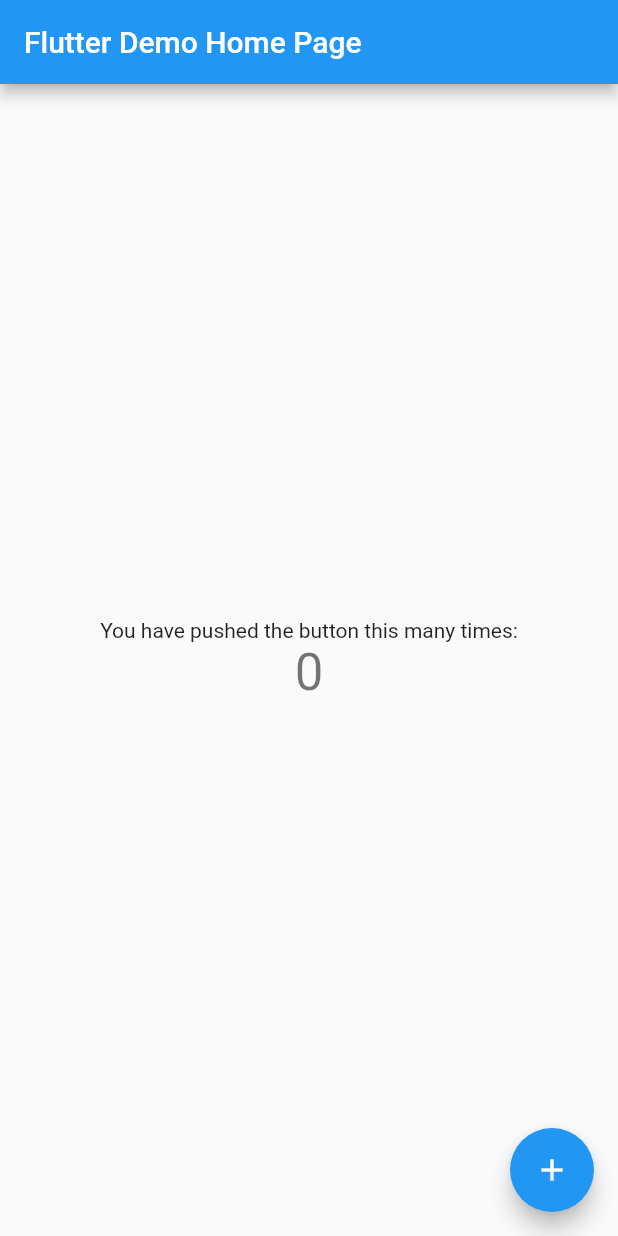
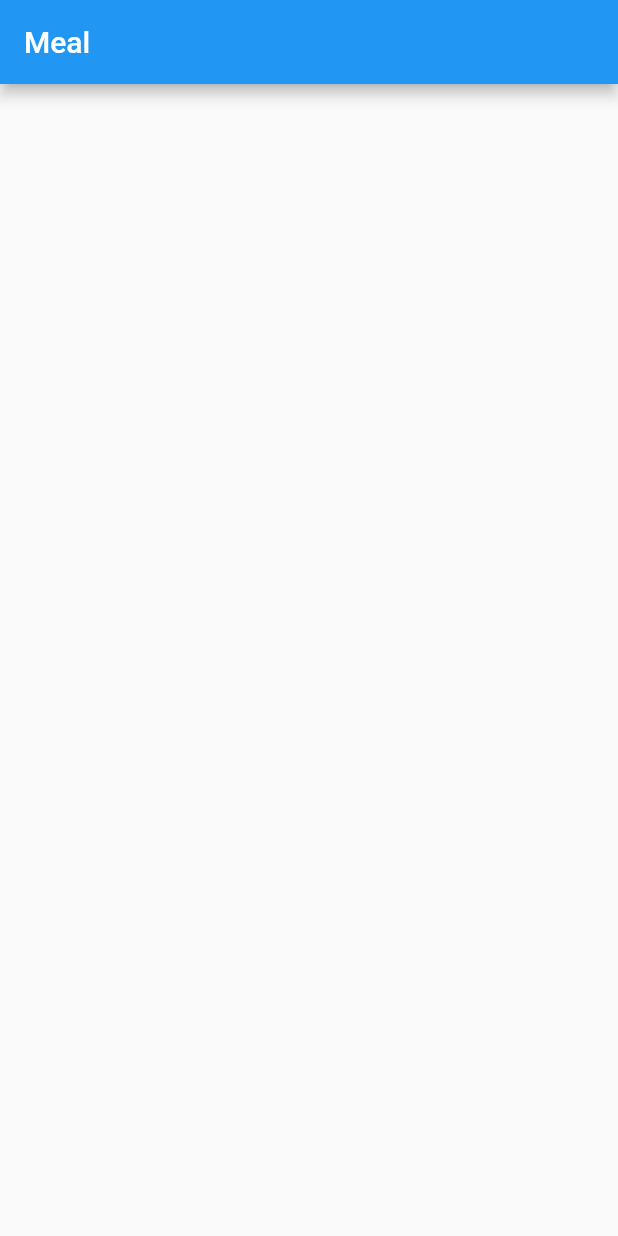
Before and after one commit to HowkMii/Meal-App, a Flutter app: the screen it shows after launch, on a phone screen of 412 x 824 dp. Run offline on Flutter 3.47's test engine with Material 2 defaults, Android fonts, the phone set to English and light mode, and no system bars.

```diff
--- a/lib/main.dart
+++ b/lib/main.dart
@@ -1,113 +1,41 @@
 import 'package:flutter/material.dart';
 
-void main() {
-  runApp(MyApp());
-}
+void main() => runApp(MyApp());
+
 
 class MyApp extends StatelessWidget {
   // This widget is the root of your application.
   @override
   Widget build(BuildContext context) {
     return MaterialApp(
+      debugShowCheckedModeBanner: false,
       title: 'Flutter Demo',
       theme: ThemeData(
-        // This is the theme of your application.
-        //
-        // Try running your application with "flutter run". You'll see the
-        // application has a blue toolbar. Then, without quitting the app, try
-        // changing the primarySwatch below to Colors.green and then invoke
-        // "hot reload" (press "r" in the console where you ran "flutter run",
-        // or simply save your changes to "hot reload" in a Flutter IDE).
-        // Notice that the counter didn't reset back to zero; the application
-        // is not restarted.
         primarySwatch: Colors.blue,
       ),
-      home: MyHomePage(title: 'Flutter Demo Home Page'),
+      home: MyHomePage(),
     );
   }
 }
 
 class MyHomePage extends StatefulWidget {
-  MyHomePage({Key key, this.title}) : super(key: key);
-
-  // This widget is the home page of your application. It is stateful, meaning
-  // that it has a State object (defined below) that contains fields that affect
-  // how it looks.
-
-  // This class is the configuration for the state. It holds the values (in this
-  // case the title) provided by the parent (in this case the App widget) and
-  // used by the build method of the State. Fields in a Widget subclass are
-  // always marked "final".
-
-  final String title;
 
   @override
   _MyHomePageState createState() => _MyHomePageState();
 }
 
 class _MyHomePageState extends State<MyHomePage> {
-  int _counter = 0;
-
-  void _incrementCounter() {
-    setState(() {
-      // This call to setState tells the Flutter framework that something has
-      // changed in this State, which causes it to rerun the build method below
-      // so that the display can reflect the updated values. If we changed
-      // _counter without calling setState(), then the build method would not be
-      // called again, and so nothing would appear to happen.
-      _counter++;
-    });
-  }
 
   @override
   Widget build(BuildContext context) {
-    // This method is rerun every time setState is called, for instance as done
-    // by the _incrementCounter method above.
-    //
-    // The Flutter framework has been optimized to make rerunning build methods
-    // fast, so that you can just rebuild anything that needs updating rather
-    // than having to individually change instances of widgets.
+
     return Scaffold(
       appBar: AppBar(
-        // Here we take the value from the MyHomePage object that was created by
-        // the App.build method, and use it to set our appbar title.
-        title: Text(widget.title),
+
+        title: Text("Meal"),
       ),
-      body: Center(
-        // Center is a layout widget. It takes a single child and positions it
-        // in the middle of the parent.
-        child: Column(
-          // Column is also a layout widget. It takes a list of children and
-          // arranges them vertically. By default, it sizes itself to fit its
-          // children horizontally, and tries to be as tall as its parent.
-          //
-          // Invoke "debug painting" (press "p" in the console, choose the
-          // "Toggle Debug Paint" action from the Flutter Inspector in Android
-          // Studio, or the "Toggle Debug Paint" command in Visual Studio Code)
-          // to see the wireframe for each widget.
-          //
-          // Column has various properties to control how it sizes itself and
-          // how it positions its children. Here we use mainAxisAlignment to
-          // center the children vertically; the main axis here is the vertical
-          // axis because Columns are vertical (the cross axis would be
-          // horizontal).
-          mainAxisAlignment: MainAxisAlignment.center,
-          children: <Widget>[
-            Text(
-              'You have pushed the button this many times:',
-            ),
-            Text(
-              '$_counter',
-              style: Theme.of(context).textTheme.headline4,
-            ),
-          ],
-        ),
-      ),
-      floatingActionButton: FloatingActionButton(
-        onPressed: _incrementCounter,
-        tooltip: 'Increment',
-        child: Icon(Icons.add),
-      ), // This trailing comma makes auto-formatting nicer for build methods.
+      body: null,
+      // This trailing comma makes auto-formatting nicer for build methods.
     );
   }
 }
```
Also changed, not shown: pubspec.yaml (+19 -12 lines), assets/fonts/Raleway-Black.ttf (added), assets/fonts/Raleway-Bold.ttf (added), assets/fonts/Raleway-Regular.ttf (added), assets/fonts/RobotoCondensed-Bold.ttf (added), assets/fonts/RobotoCondensed-Italic.ttf (added), assets/fonts/RobotoCondensed-Light.ttf (added), assets/fonts/RobotoCondensed-Regular.ttf (added).
